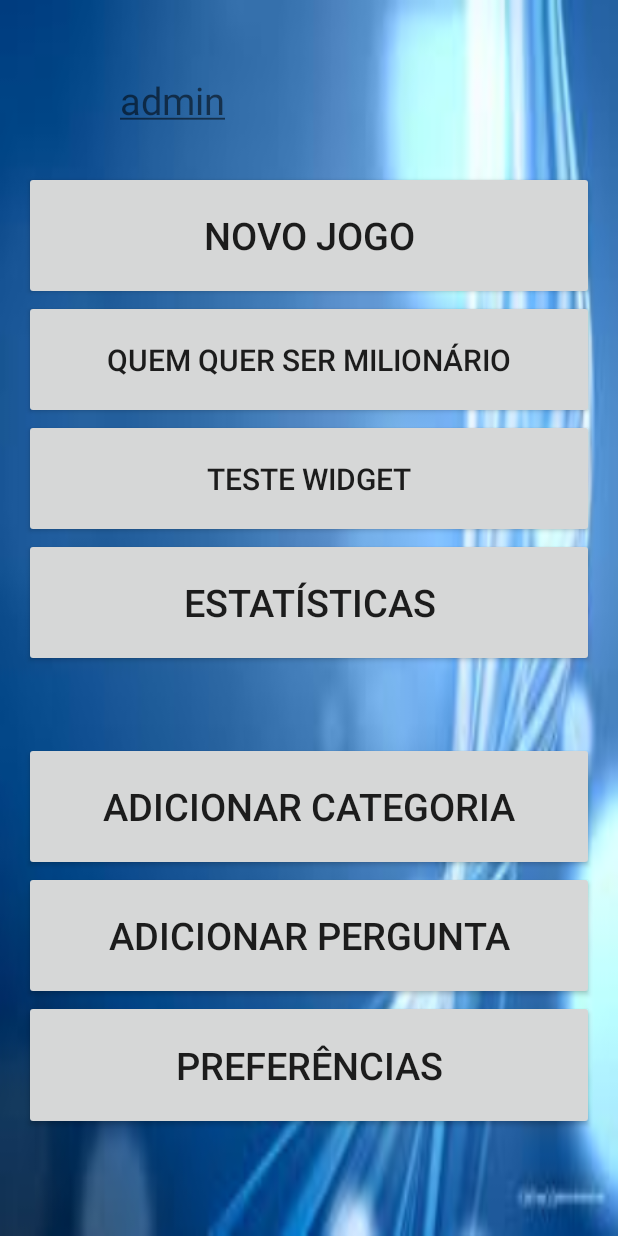
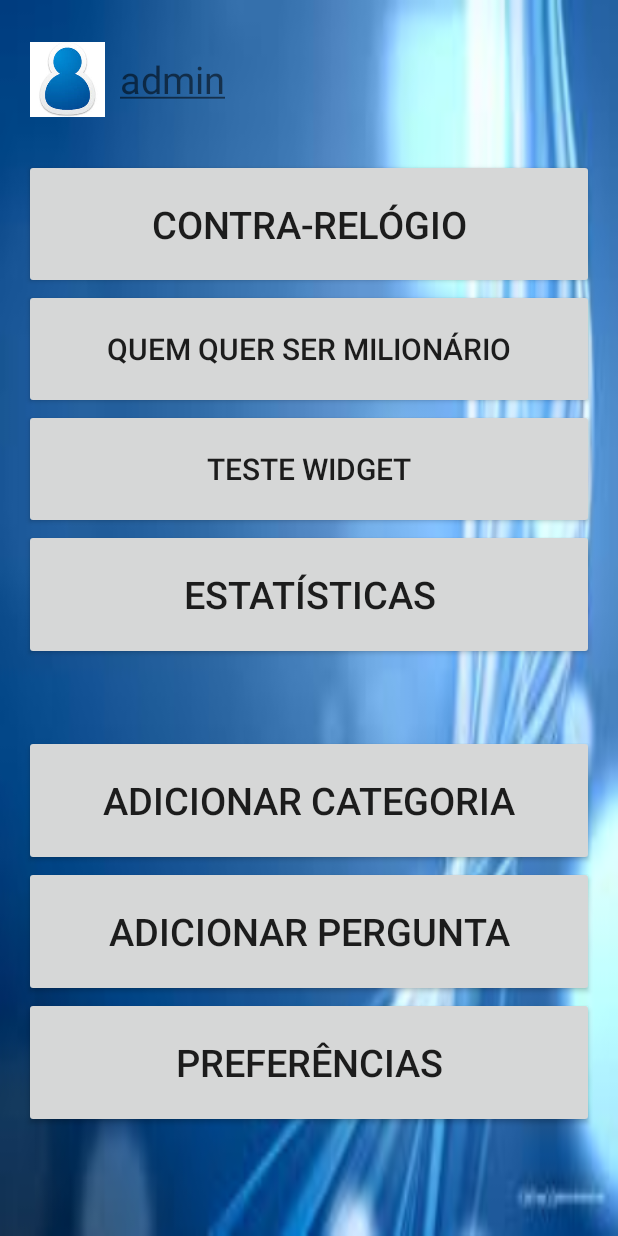
Before and after one commit to ncosta52/quizv1_1, an Android app: the MainActivity screen opened directly, with no data from a screen before it, on a phone screen of 412 x 824 dp. Run offline under Robolectric (Android 15) with nearby library versions, the phone set to English and light mode, and no system bars; libraries missing offline, so code that uses them is left out: com.google.android.gms.

Commit message:
Tratamento da imagem do utilizador

```diff
--- a/cmu_tp_1617/quizv1/app/src/main/java/com/tpv13/costa/nuno/quizv1/MainActivity.java
+++ b/cmu_tp_1617/quizv1/app/src/main/java/com/tpv13/costa/nuno/quizv1/MainActivity.java
@@ -10,11 +10,9 @@ import android.graphics.Bitmap;
 import android.graphics.BitmapFactory;
 import android.media.AudioManager;
 import android.media.MediaPlayer;
-import android.media.VolumeProvider;
 import android.net.Uri;
 import android.os.Environment;
 import android.preference.PreferenceManager;
-import android.support.v7.app.AppCompatActivity;
 import android.os.Bundle;
 import android.text.SpannableString;
 import android.text.style.UnderlineSpan;
@@ -23,21 +21,15 @@ import android.view.Menu;
 import android.view.MenuItem;
 import android.view.View;
 import android.widget.Button;
-import android.widget.CompoundButton;
-import android.widget.CompoundButton.OnCheckedChangeListener;
 import android.widget.ImageView;
-import android.widget.Switch;
 import android.widget.TextView;
 import android.widget.Toast;
 
 import com.google.android.gms.appindexing.Action;
-import com.google.android.gms.appindexing.AppIndex;
 import com.google.android.gms.appindexing.Thing;
-import com.google.android.gms.common.api.GoogleApiClient;
 
 import java.io.File;
 import java.util.ArrayList;
-import java.util.Random;
 
 public class MainActivity extends Activity implements View.OnClickListener{//},CompoundButton.OnCheckedChangeListener  {
 
@@ -141,7 +133,8 @@ public class MainActivity extends Activity implements View.OnClickListener{//},C
                     _photoUser.setImageBitmap(bmp);
                 }
                 else{
-                    Toast.makeText(this, "COLOCAR IMAGEM POR DEFEITO PARA USERS SEM FOTO", Toast.LENGTH_SHORT).show();
+                    _photoUser.setImageDrawable(getResources().getDrawable(R.drawable.user_icon));
+                    //qImageView.setBackgroundResource(R.drawable.thumbs_down);
                 }
             }
 
--- a/cmu_tp_1617/quizv1/app/src/main/res/layout/activity_main.xml
+++ b/cmu_tp_1617/quizv1/app/src/main/res/layout/activity_main.xml
@@ -12,7 +12,7 @@
         android:layout_width="match_parent"
         android:layout_height="wrap_content"
         android:orientation="horizontal"
-        android:layout_gravity="right"
+        android:layout_gravity="center_vertical"
         android:layout_marginLeft="10dp"
         android:layout_weight="0.55">
         <ImageView
@@ -27,7 +27,6 @@
             android:layout_height="wrap_content"
             android:textSize="25dp"
             android:layout_gravity="center_vertical"
-            android:layout_marginTop="10dp"
             android:layout_marginLeft="10dp"/>
         <!--<Switch-->
             <!--android:layout_width="200dp"-->
--- a/cmu_tp_1617/quizv1/app/src/main/res/layout/activity_regista__user.xml
+++ b/cmu_tp_1617/quizv1/app/src/main/res/layout/activity_regista__user.xml
@@ -83,7 +83,7 @@
         android:layout_marginTop="20dp"
         android:background="@drawable/curve_shap"
         android:padding="5dp"
-        android:src="@raw/userIcon"/>
+        android:src="@drawable/user_icon"/>
 
     <RelativeLayout
         android:layout_width="match_parent"
--- a/cmu_tp_1617/quizv1/app/src/main/res/values/strings.xml
+++ b/cmu_tp_1617/quizv1/app/src/main/res/values/strings.xml
@@ -16,7 +16,7 @@
     <string name="permission_rationale">"Contacts permissions are needed for providing email
         completions."</string>
 
-    <string name="newGame">Novo Jogo</string>
+    <string name="newGame">Contra-Relógio</string>
     <string name="estatisticas">Estatísticas</string>
     <string name="preferencias">Preferências</string>
     <string name="addCategoria">Adicionar Categoria</string>
```
Also changed, not shown: cmu_tp_1617/quizv1/app/src/main/java/com/tpv13/costa/nuno/quizv1/Regista_User.java (+8 -2 lines), cmu_tp_1617/quizv1/app/src/main/res/drawable/user_icon.png (renamed from cmu_tp_1617/quizv1/app/src/main/res/raw/userIcon.png).
